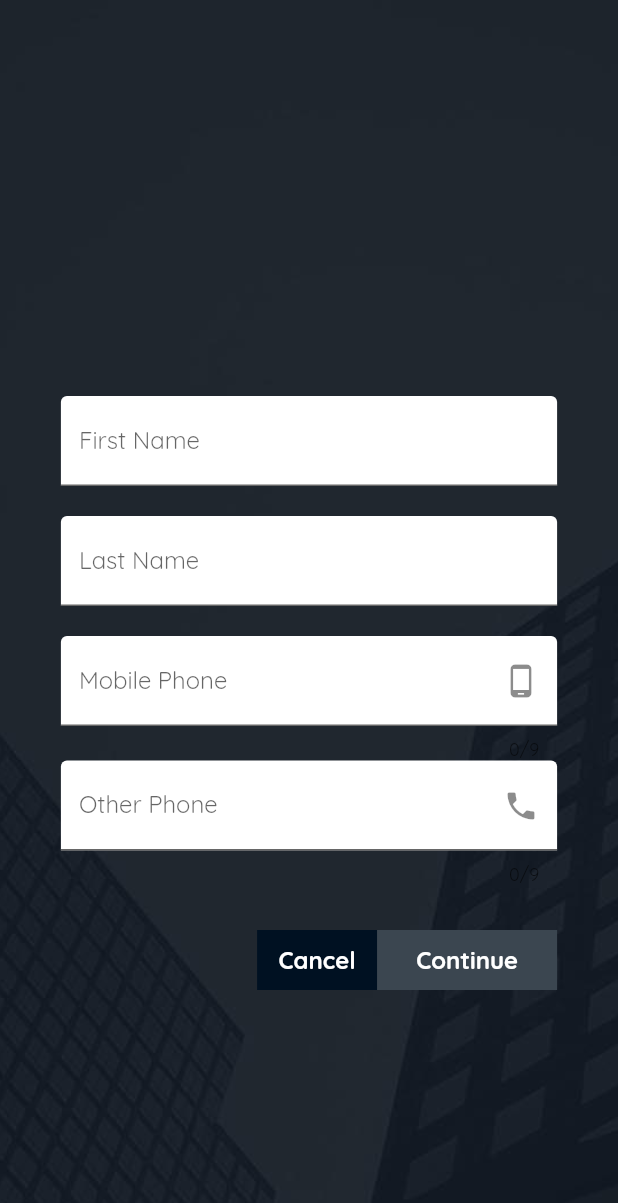
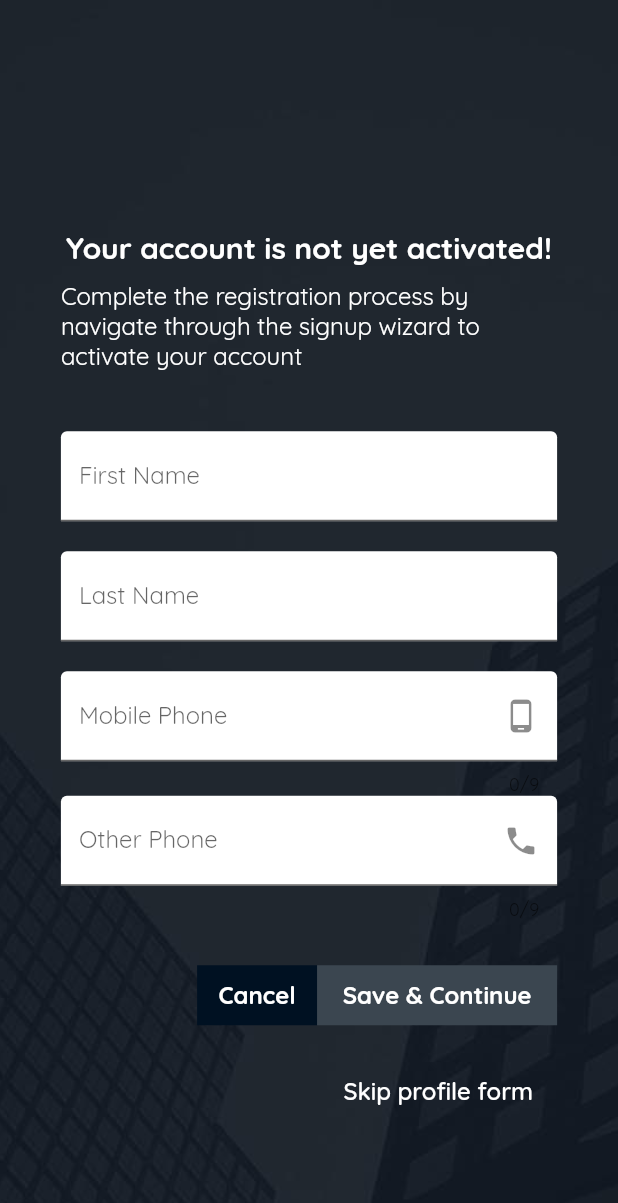
Before and after one commit to cjs10lib/bank_app, a Flutter app: the SignUpWizardPage screen opened by its route, on a phone screen of 412 x 824 dp. Shown: the top 1203 px of the screen. Run offline on Flutter 3.47's test engine with Material 2 defaults, Android fonts, the phone set to English and light mode, and no system bars; our stand-ins replace cloud_firestore, firebase_auth, firebase_storage, image_picker; accounts and stored records are empty.

Commit message:
Refactored main.dart file, re-structured login flow, added skip if profile exists, implemented fetch-profile funtionalities,   created fetch-profile function in profile service

```diff
--- a/lib/main.dart
+++ b/lib/main.dart
@@ -13,10 +13,10 @@ import 'package:scoped_model/scoped_model.dart';
 main() => runApp(MyApp());
 
 class MyApp extends StatelessWidget {
+  final MainModel _model = MainModel();
+
   @override
   Widget build(BuildContext context) {
-    MainModel _model = MainModel();
-
     return ScopedModel<MainModel>(
       model: _model,
       child: MaterialApp(
--- a/lib/pages/profile_edit_page.dart
+++ b/lib/pages/profile_edit_page.dart
@@ -94,7 +94,7 @@ class _ProfileEditPageState extends State<ProfileEditPage> {
     );
   }
 
-  Widget _buildFormControls(BuildContext context) {
+  Widget _buildFormControls(BuildContext context, MainModel model) {
     return Row(
       mainAxisAlignment: MainAxisAlignment.end,
       children: <Widget>[
@@ -115,9 +115,7 @@ class _ProfileEditPageState extends State<ProfileEditPage> {
                     fontWeight: FontWeight.bold)),
           ),
         ),
-        ScopedModelDescendant<MainModel>(
-          builder: (BuildContext context, Widget child, MainModel model) {
-            return model.isLoading
+        model.isLoading
             ? Container(
                 height: 40.0,
                 width: 120.0,
@@ -129,17 +127,15 @@ class _ProfileEditPageState extends State<ProfileEditPage> {
                 onTap: () => _submitForm(model),
                 child: Container(
                   height: 40.0,
-                      width: 120.0,
+                  width: 160.0,
                   color: Color.fromRGBO(59, 70, 80, 1),
                   alignment: Alignment.center,
-                      child: Text('Continue',
+                  child: Text('Save & Continue',
                       style: TextStyle(
                           color: Colors.white,
                           fontSize: 16.0,
                           fontWeight: FontWeight.bold)),
                 ),
-                  );
-          },
               )
       ],
     );
@@ -183,11 +179,25 @@ class _ProfileEditPageState extends State<ProfileEditPage> {
     }
   }
 
+  Widget _buildSkipControl() {
+    return Row(mainAxisAlignment: MainAxisAlignment.end, children: <Widget>[
+      FlatButton(
+        child: Text(
+          'Skip profile form',
+          style: TextStyle(color: Colors.white, fontSize: 16.0),
+        ),
+        onPressed: () => widget._navigateForward(),
+      ),
+    ]);
+  }
+
   @override
   Widget build(BuildContext context) {
     double _deviceWidth = MediaQuery.of(context).size.width;
     double _targetWidth = _deviceWidth > 550.0 ? 500.0 : _deviceWidth * .90;
 
+    return ScopedModelDescendant<MainModel>(
+        builder: (BuildContext context, Widget child, MainModel model) {
       return Container(
           child: Center(
         child: SingleChildScrollView(
@@ -198,7 +208,19 @@ class _ProfileEditPageState extends State<ProfileEditPage> {
               key: _formKey,
               child: Column(
                 children: <Widget>[
-                SizedBox(height: 100.0),
+                  SizedBox(height: 80.0),
+                  Text(
+                    'Your account is not yet activated!',
+                    style: TextStyle(
+                        color: Colors.white,
+                        fontSize: 20.0,
+                        fontWeight: FontWeight.bold),
+                  ),
+                  SizedBox(height: 10),
+                  Text(
+                      'Complete the registration process by navigate through the signup wizard to activate your account',
+                      style: TextStyle(color: Colors.white, fontSize: 16.0)),
+                  SizedBox(height: 40),
                   _buildFirstNameTextField(),
                   SizedBox(height: 20.0),
                   _buildLastNameTextField(),
@@ -206,12 +228,15 @@ class _ProfileEditPageState extends State<ProfileEditPage> {
                   _buildMobilePhoneTextField(),
                   _buildOtherPhoneTextField(),
                   SizedBox(height: 30),
-                _buildFormControls(context)
+                  _buildFormControls(context, model),
+                  SizedBox(height: 20),
+                  model.profile == null ? Container() : _buildSkipControl()
                 ],
               ),
             ),
           ),
         ),
       ));
+    });
   }
 }
--- a/lib/scoped_models/account_model.dart
+++ b/lib/scoped_models/account_model.dart
@@ -6,6 +6,8 @@ mixin AccountModel implements GeneralModel {
   Account _accountStatus;
 
   final _accountService = AccountService();
+
+  Account get accountStatus => _accountStatus;
 
   Future<Map<String, dynamic>> createAccount() async {
     try {
--- a/lib/scoped_models/profile_model.dart
+++ b/lib/scoped_models/profile_model.dart
@@ -1,9 +1,35 @@
 import 'package:bank_app/scoped_models/general_model.dart';
 
 import 'package:bank_app/models/profile.dart';
+import 'package:cloud_firestore/cloud_firestore.dart';
 
 mixin ProfileModel implements GeneralModel {
   Profile _profile;
+
+  Profile get profile => _profile;
+
+  fetchProfile() async {
+    try {
+      DocumentSnapshot doc =
+          await profileService.fetchProfile(authenticatedUser.uid);
+      final profile = doc.data;
+
+      if (doc.exists) {
+        _profile = Profile(
+            uid: authenticatedUser.uid,
+            firstname: profile['firstname'],
+            lastname: profile['lastname'],
+            mobilePhone: profile['mobilePhone'],
+            otherPhone: profile['otherPhone'],
+            email: authenticatedUser.email);
+        notifyListeners();
+
+        print('${doc.data} fetch product');
+      }
+    } catch (error) {
+      print(error.message);
+    }
+  }
 
   Future<Map<String, dynamic>> createProfile(String firstname, String lastname,
       String mobilePhone, String otherPhone) async {
--- a/lib/services/profile_service.dart
+++ b/lib/services/profile_service.dart
@@ -3,6 +3,10 @@ import 'package:cloud_firestore/cloud_firestore.dart';
 class ProfileService {
   final _db = Firestore.instance;
   final serverTimestamp = FieldValue.serverTimestamp();
+
+  Future<DocumentSnapshot> fetchProfile(String uid) {
+    return _db.collection('people').document(uid).get();
+  }
 
   Future<void> createProfile(String uid, String firstname, String lastname,
       String mobilePhone, String otherPhone) {
```
Also changed, not shown: lib/pages/auth_page.dart (+23 -6 lines). Lines whose indentation alone changed are shown as unchanged.
